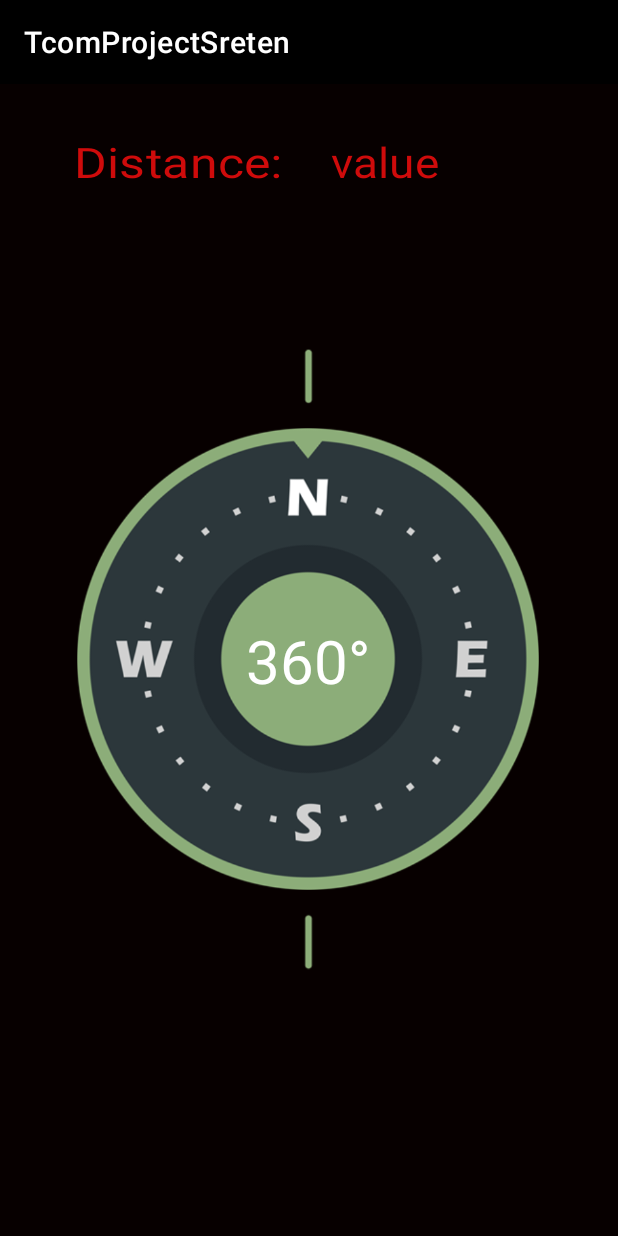
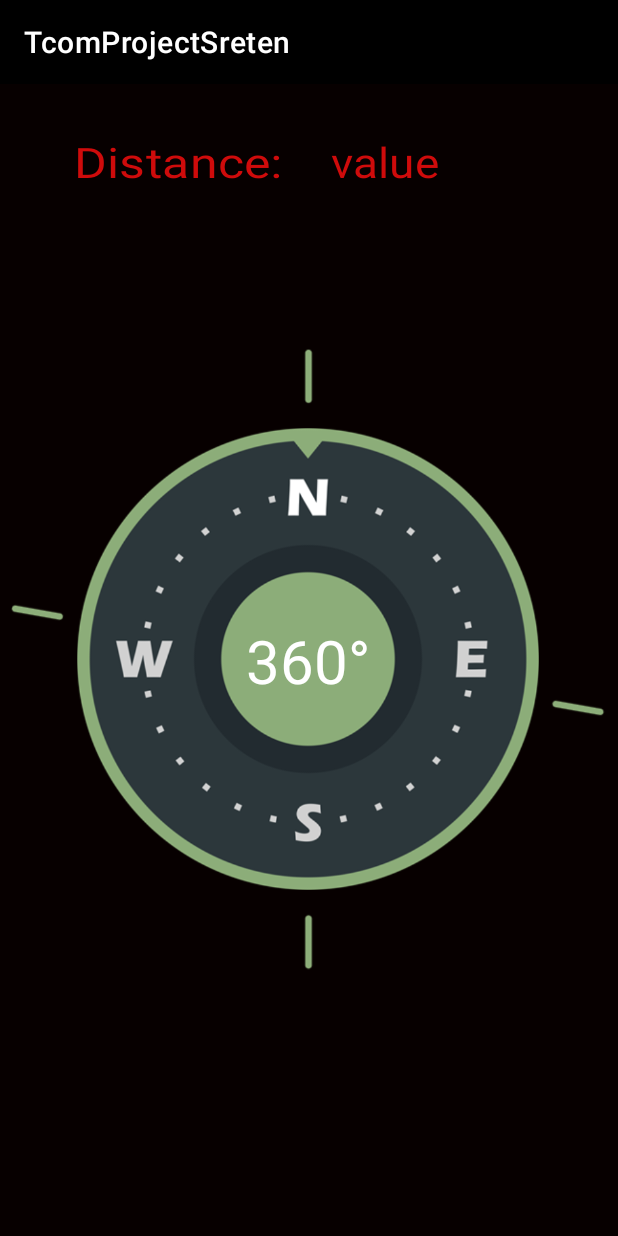
Before and after one commit to SRECO98/TcomProjectSreten, an Android app: the Compass screen opened directly, with no data from a screen before it, on a phone screen of 412 x 824 dp. Run offline under Robolectric (Android 15) with nearby library versions, the phone set to English and light mode, and no system bars.

Commit message:
Compass almost finished.

```diff
--- a/app/src/main/java/com/example/tcomprojectsreten/Compass.java
+++ b/app/src/main/java/com/example/tcomprojectsreten/Compass.java
@@ -71,6 +71,8 @@ public class Compass extends AppCompatActivity implements SensorEventListener {
     double targetLongitude;
     double currentDistance;
     double roundDistanceValue;
+    double bearingFromLocOneToLocTwo;
+    ImageView arrowImageView;
 
     @Override
     protected void onCreate(Bundle savedInstanceState) {
@@ -79,7 +81,6 @@ public class Compass extends AppCompatActivity implements SensorEventListener {
 
         permissionStateTextView = findViewById(R.id.permissionStateTextView);
         settingsStateTextView = findViewById(R.id.settingsStateTextView);
-        distanceValueTextView = findViewById(R.id.textViewValue);
 
         azimuthTextView = findViewById(R.id.azimuthTextView);
         compassFrontImageView = findViewById(R.id.foregroundImage);
@@ -87,15 +88,17 @@ public class Compass extends AppCompatActivity implements SensorEventListener {
         magnetometerSensor = sensorManager.getDefaultSensor(Sensor.TYPE_MAGNETIC_FIELD);
         accelerometerSensor = sensorManager.getDefaultSensor(Sensor.TYPE_ACCELEROMETER);
 
-        /*Getting Intent values*/
+        /*Getting Intent values and location values*/
         Intent intent = getIntent();
         targetLatitude = intent.getDoubleExtra("latitude", 0);
         targetLongitude = intent.getDoubleExtra("longitude", 0);
+        distanceValueTextView = findViewById(R.id.textViewValue);
+        //arrowImageView = findViewById(R.id.aaaa)
 
         /* Location logic*/////////////////////////////////////////////////////////////////////////////////////////////////
         locationRequest = new LocationRequest.Builder(Priority.PRIORITY_HIGH_ACCURACY, 1000L)
                 .setWaitForAccurateLocation(true)
-                .setMinUpdateIntervalMillis(500)
+                .setMinUpdateIntervalMillis(10000)
                 .setMaxUpdateDelayMillis(1000)
                 .build();
         builder = new LocationSettingsRequest.Builder().addLocationRequest(locationRequest);
@@ -111,9 +114,15 @@ public class Compass extends AppCompatActivity implements SensorEventListener {
                     currentLocation = location; //Our current location.
                     //calculating distance between target and our location.
                     currentDistance = distanceBetweenLocations(currentLocation.getLatitude(), currentLocation.getLongitude(), targetLatitude,  targetLongitude);
+                    //calculating angel in deegres.
+                    bearingFromLocOneToLocTwo = ((int)(calculateBearing(currentLocation.getLatitude(), currentLocation.getLongitude(), targetLatitude,  targetLongitude)) + 360) % 360;
                 }
                 roundDistanceValue = (double) Math.round(currentDistance * 100) / 100; //making result value more beautiful, (2 decimals).
-                distanceValueTextView.setText(String.valueOf(roundDistanceValue * 1000) + "m");
+                if(roundDistanceValue > 1.0){
+                    distanceValueTextView.setText(String.valueOf(roundDistanceValue) + "km");
+                }else{
+                    distanceValueTextView.setText(String.valueOf(roundDistanceValue * 1000) + "m");
+                }
             }
 
             @Override // kada dodje do promjene raspolozivosti podataka o lokaciji
@@ -178,7 +187,7 @@ public class Compass extends AppCompatActivity implements SensorEventListener {
 
     ///////////////////////////////////////////////////////////////////////////////////////////////////////////////////////////////////////////////////////////
     private void startLocationUpdates(){
-        //slusanje novih vrednosti stalno
+        //listeing to new values all the time
         if(ContextCompat.checkSelfPermission(Compass.this, android.Manifest.permission.ACCESS_FINE_LOCATION) == PackageManager.PERMISSION_GRANTED){
             permissionStateTextView.setText("");
             task = client.checkLocationSettings(builder.build());
@@ -209,7 +218,7 @@ public class Compass extends AppCompatActivity implements SensorEventListener {
                     }
                 }
             });
-        }else{ //trazenje dozvole ako nema i ovo je samo jednom.
+        }else{ //asking for permission if there is no permission currently and this is singleton fun
             if(!permissionRequested){
                 ActivityCompat.requestPermissions(Compass.this,
                         new String[] {Manifest.permission.ACCESS_FINE_LOCATION},
@@ -239,7 +248,7 @@ public class Compass extends AppCompatActivity implements SensorEventListener {
             }
         });
     }
-    /* Logic for calculating disatnce between two locations on earth.*////////////////////
+    /* Logic for calculating distance between two locations on earth.*////////////////////
     private static final int EARTH_RADIUS = 6371; // Approx Earth radius in KM
 
     public static double distanceBetweenLocations(double startLat, double startLong, double endLat, double endLong) {
@@ -260,4 +269,15 @@ public class Compass extends AppCompatActivity implements SensorEventListener {
         return Math.pow(Math.sin(val / 2), 2);
     }
     ///////////////////////////////////////////////////////////////////////////////////////////
+    /*Bearing from one location to second location in angles..//////////////////*/
+
+   double calculateBearing(double lat1, double lon1, double lat2, double lon2) {
+        double dLon = Math.toRadians(lon2 - lon1);
+        lat1 = Math.toRadians(lat1);
+        lat2 = Math.toRadians(lat2);
+        double y = Math.sin(dLon) * Math.cos(lat2);
+        double x = Math.cos(lat1) * Math.sin(lat2) - Math.sin(lat1) * Math.cos(lat2) * Math.cos(dLon);
+        return Math.toDegrees(Math.atan2(y, x));
+    }
+
 }
--- a/app/src/main/java/com/example/tcomprojectsreten/Haversine.java
+++ /dev/null
@@ -1,5 +0,0 @@
-package com.example.tcomprojectsreten;
-
-public class Haversine {
-
-}
--- a/app/src/main/res/layout/activity_compass.xml
+++ b/app/src/main/res/layout/activity_compass.xml
@@ -104,4 +104,15 @@
         app:layout_constraintBottom_toBottomOf="parent"
         android:textColor="@color/white" />
 
+    <ImageView
+        android:id="@+id/imageView"
+        android:layout_width="328dp"
+        android:layout_height="547dp"
+        app:layout_constraintBottom_toBottomOf="parent"
+        app:layout_constraintEnd_toEndOf="parent"
+        app:layout_constraintStart_toStartOf="parent"
+        app:layout_constraintTop_toTopOf="parent"
+        app:srcCompat="@drawable/compass_back_layer"
+        android:rotation="280"/>
+
 </androidx.constraintlayout.widget.ConstraintLayout>
```
Also changed, not shown: app/src/main/java/com/example/tcomprojectsreten/Map.java (+10 -8 lines).
